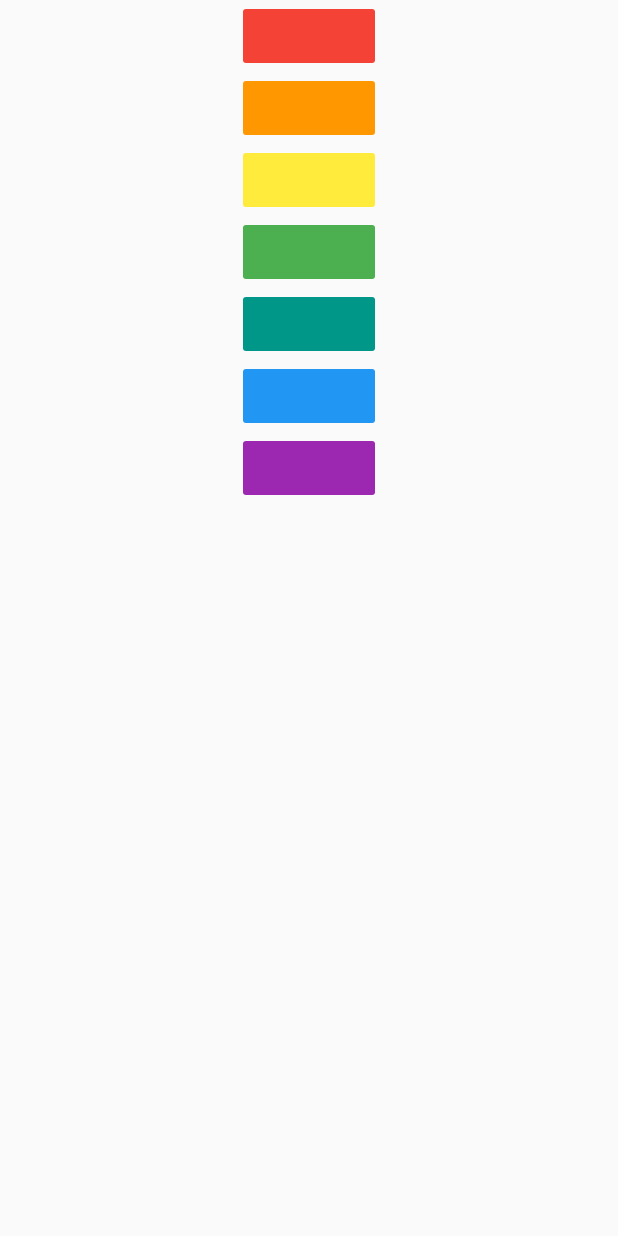
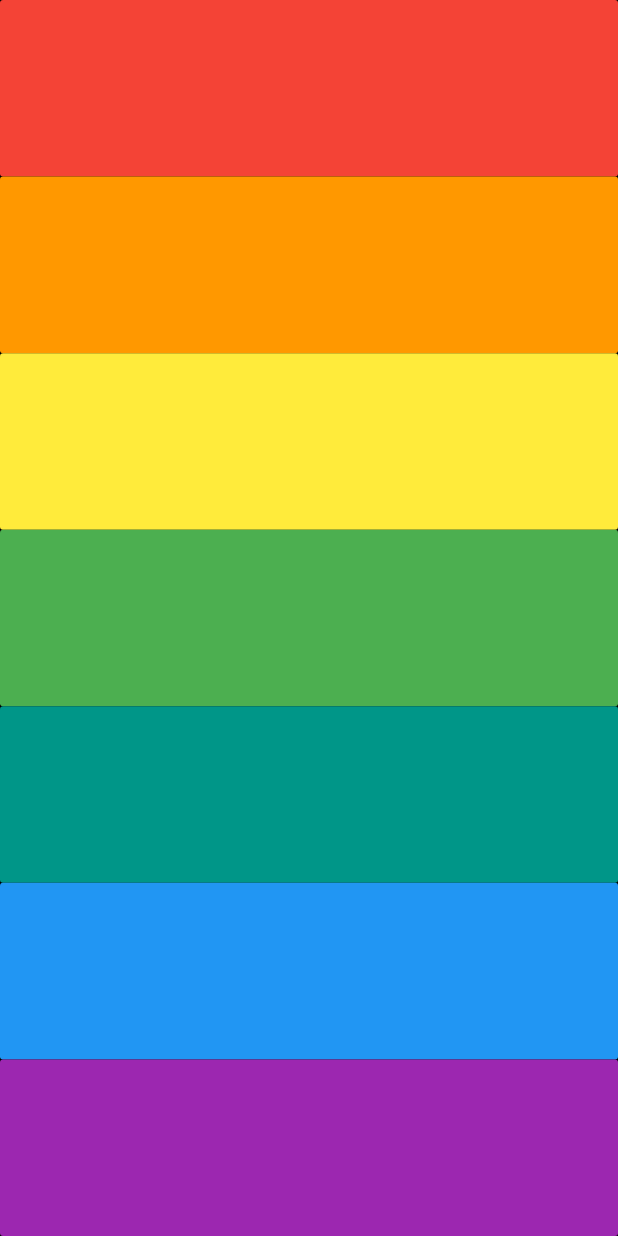
Before and after one commit to mamenesia/xylophone-flutter, a Flutter app: the screen it shows after launch, on a phone screen of 412 x 824 dp. Run offline on Flutter 3.47's test engine with Material 2 defaults, Android fonts, the phone set to English and light mode, and no system bars; our stand-ins replace audioplayers.

Commit message:
refactoring and finishing the app

```diff
--- a/lib/main.dart
+++ b/lib/main.dart
@@ -11,58 +11,34 @@
     player.play('note$soundNumber.wav');
   }
 
+  Expanded buildKey({Color color, int soundNumber}) {
+    return Expanded(
+      child: FlatButton(
+        color: color,
+        onPressed: () {
+          soundPlay(soundNumber);
+        },
+      ),
+    );
+  }
+
   @override
   Widget build(BuildContext context) {
     return MaterialApp(
       home: Scaffold(
+        backgroundColor: Colors.black,
         body: SafeArea(
-          child: Center(
-            child: Column(
-              children: <Widget>[
-                FlatButton(
-                  color: Colors.red,
-                  onPressed: () {
-                    soundPlay(1);
-                  },
-                ),
-                FlatButton(
-                  color: Colors.orange,
-                  onPressed: () {
-                    soundPlay(2);
-                  },
-                ),
-                FlatButton(
-                  color: Colors.yellow,
-                  onPressed: () {
-                    soundPlay(3);
-                  },
-                ),
-                FlatButton(
-                  color: Colors.green,
-                  onPressed: () {
-                    soundPlay(4);
-                  },
-                ),
-                FlatButton(
-                  color: Colors.teal,
-                  onPressed: () {
-                    soundPlay(5);
-                  },
-                ),
-                FlatButton(
-                  color: Colors.blue,
-                  onPressed: () {
-                    soundPlay(6);
-                  },
-                ),
-                FlatButton(
-                  color: Colors.purple,
-                  onPressed: () {
-                    soundPlay(7);
-                  },
-                ),
-              ],
-            ),
+          child: Column(
+            crossAxisAlignment: CrossAxisAlignment.stretch,
+            children: <Widget>[
+              buildKey(color: Colors.red, soundNumber: 1),
+              buildKey(color: Colors.orange, soundNumber: 2),
+              buildKey(color: Colors.yellow, soundNumber: 3),
+              buildKey(color: Colors.green, soundNumber: 4),
+              buildKey(color: Colors.teal, soundNumber: 5),
+              buildKey(color: Colors.blue, soundNumber: 6),
+              buildKey(color: Colors.purple, soundNumber: 7),
+            ],
           ),
         ),
       ),
```
